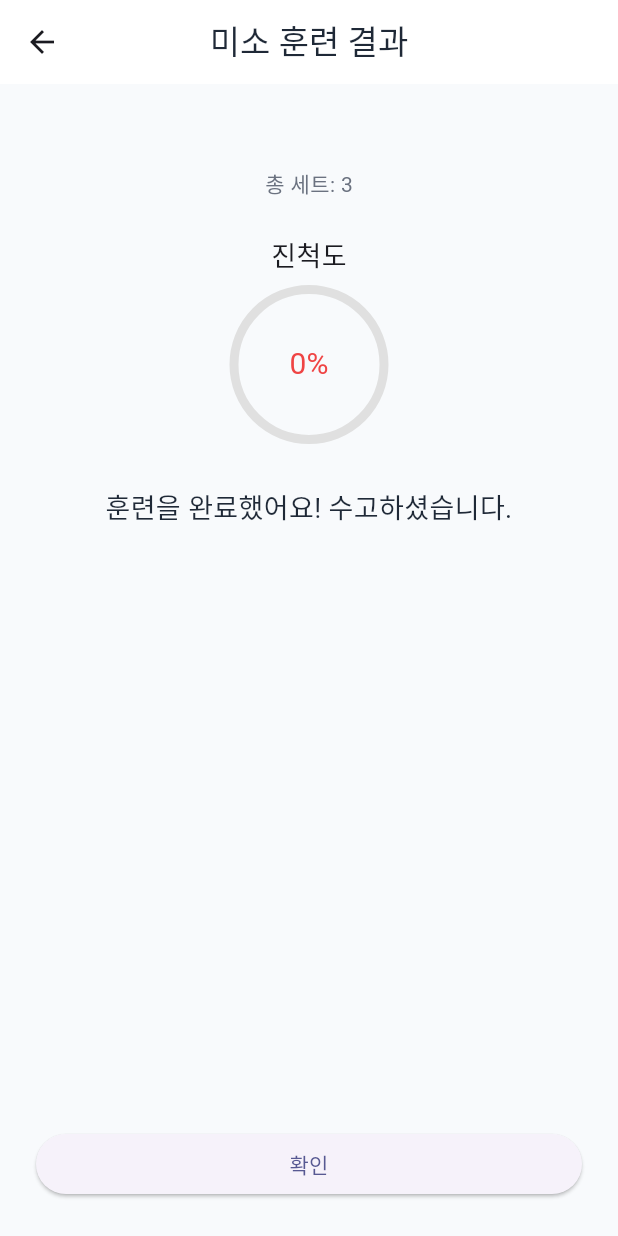
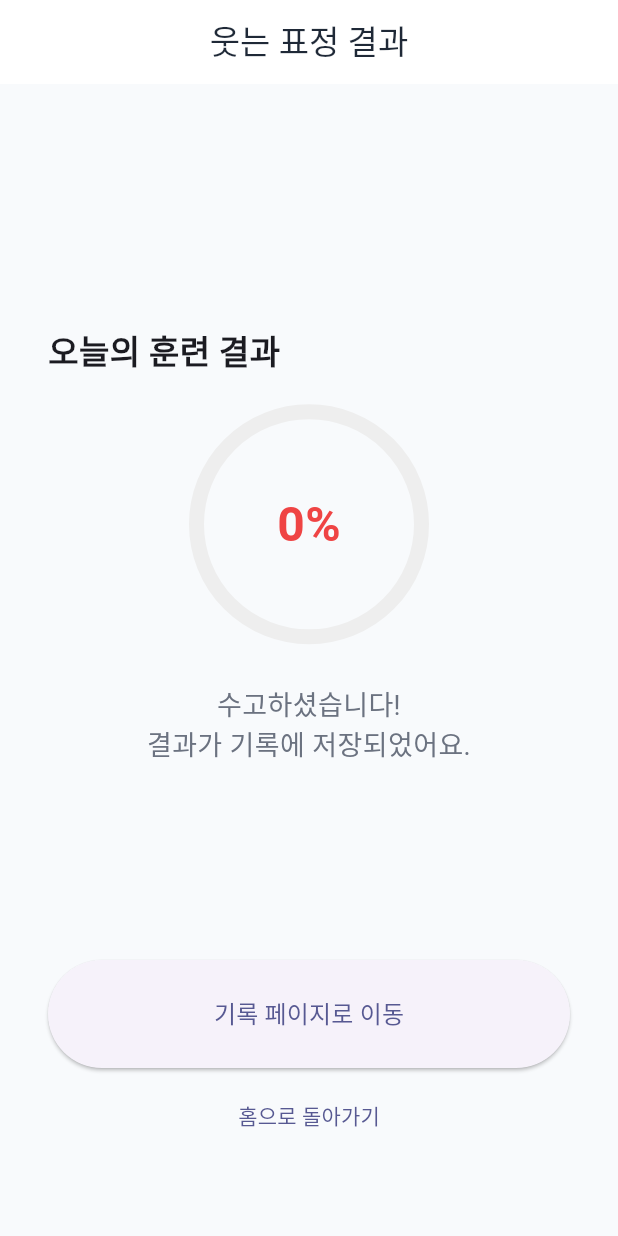
Before and after one commit to minseodaa/2025-HOPE-new, a Flutter app: the TrainingResultScreen screen opened directly with empty values, on a phone screen of 412 x 824 dp. Run offline on Flutter 3.47's test engine with Material 3 defaults, Android fonts, the phone set to English and light mode, and no system bars; our stand-ins replace camera, fl_chart, get, permission_handler, shared_preferences; missing offline and left inert: google_mlkit_commons, google_mlkit_face_detection; accounts and stored records are empty; Roboto replaces fonts that are missing (Pretendard).

Commit message:
9/3교수님피드백

```diff
--- a/lib/models/training_record.dart
+++ b/lib/models/training_record.dart
@@ -1,3 +1,5 @@
+// ## 파일: lib/models/training_record.dart ##
+
 import 'dart:convert';
 import 'package:intl/intl.dart';
 import 'expression_type.dart';
@@ -6,37 +8,34 @@ class TrainingRecord {
   final DateTime timestamp;
   final ExpressionType expressionType;
   final double score;
+  // final String? imagePath; // TODO: 나중에 이미지 캡쳐 기능 추가 시 사용
 
   TrainingRecord({
     required this.timestamp,
     required this.expressionType,
     required this.score,
+    // this.imagePath,
   });
 
+  /// 'yyyy-MM-dd' 형식의 날짜 문자열을 반환 (차트에서 날짜별 그룹핑 등에 사용)
   String get dateKey => DateFormat('yyyy-MM-dd').format(timestamp);
 
+  /// 객체를 JSON 맵으로 변환
   Map<String, dynamic> toJson() => {
-    'ts': timestamp.toIso8601String(),
-    'type': expressionType.name,
+    'timestamp': timestamp.toIso8601String(),
+    'expressionType': expressionType.name,
     'score': score,
   };
 
-  static TrainingRecord fromJson(Map<String, dynamic> json) {
+  /// JSON 맵에서 객체로 변환
+  factory TrainingRecord.fromJson(Map<String, dynamic> json) {
     return TrainingRecord(
-      timestamp: DateTime.parse(json['ts'] as String),
+      timestamp: DateTime.parse(json['timestamp']),
       expressionType: ExpressionType.values.firstWhere(
-            (e) => e.name == json['type'],
-        orElse: () => ExpressionType.neutral,
+            (e) => e.name == json['expressionType'],
+        orElse: () => ExpressionType.smile,
       ),
       score: (json['score'] as num).toDouble(),
     );
   }
-
-  static String encodeList(List<TrainingRecord> list) =>
-      jsonEncode(list.map((e) => e.toJson()).toList());
-
-  static List<TrainingRecord> decodeList(String s) {
-    final List<dynamic> arr = jsonDecode(s);
-    return arr.map((e) => TrainingRecord.fromJson(e)).toList();
-  }
 }
--- a/lib/views/history_screen.dart
+++ b/lib/views/history_screen.dart
@@ -16,7 +16,7 @@ class HistoryScreen extends StatelessWidget {
         centerTitle: true,
       ),
       body: FutureBuilder<List<TrainingRecord>>(
-        future: TrainingRecordService().loadAll(),
+        future: TrainingRecordService().getAllRecords(),
         initialData: const <TrainingRecord>[],
         builder: (context, snapshot) {
           if (snapshot.connectionState == ConnectionState.waiting) {
--- a/lib/views/training_result_screen.dart
+++ b/lib/views/training_result_screen.dart
@@ -1,116 +1,119 @@
+// ## 파일: lib/views/training_result_screen.dart ##
+
 import 'package:flutter/material.dart';
-import '../utils/constants.dart';
+import 'package:get/get.dart';
 import '../models/expression_type.dart';
 import '../models/training_record.dart';
 import '../services/training_record_service.dart';
+import '../utils/constants.dart';
+import 'training_log_screen.dart';
 
-class TrainingResultScreen extends StatelessWidget {
+class TrainingResultScreen extends StatefulWidget {
   final ExpressionType expressionType;
   final double finalScore;
-  final int totalSets;
 
   const TrainingResultScreen({
     super.key,
     required this.expressionType,
     required this.finalScore,
-    this.totalSets = 3,
   });
 
-  String _title() {
-    switch (expressionType) {
-      case ExpressionType.smile:
-        return '미소 훈련 결과';
-      case ExpressionType.sad:
-        return '슬픈 표정 훈련 결과';
-      case ExpressionType.angry:
-        return '화난 표정 훈련 결과';
-      case ExpressionType.neutral:
-        return '무표정 훈련 결과';
+  @override
+  State<TrainingResultScreen> createState() => _TrainingResultScreenState();
+}
+
+class _TrainingResultScreenState extends State<TrainingResultScreen> {
+  final TrainingRecordService _recordService = TrainingRecordService();
+
+  @override
+  void initState() {
+    super.initState();
+    // 화면이 열릴 때 훈련 기록을 자동으로 저장합니다.
+    _saveRecord();
+  }
+
+  Future<void> _saveRecord() async {
+    await _recordService.addRecord(TrainingRecord(
+      timestamp: DateTime.now(),
+      expressionType: widget.expressionType,
+      score: widget.finalScore,
+    ));
+  }
+
+  String _getTitle() {
+    switch (widget.expressionType) {
+      case ExpressionType.smile: return '웃는 표정 결과';
+      case ExpressionType.sad: return '슬픈 표정 결과';
+      case ExpressionType.angry: return '화난 표정 결과';
+      case ExpressionType.neutral: return '무표정 결과';
     }
   }
 
   @override
   Widget build(BuildContext context) {
-    final percentage = (finalScore * 100).round();
-    final Color color = finalScore >= 0.8
-        ? AppColors.success
-        : (finalScore >= 0.6 ? AppColors.accent : AppColors.error);
+    final percentage = (widget.finalScore * 100).round();
+    final color = widget.finalScore >= 0.8 ? AppColors.success : (widget.finalScore >= 0.6 ? AppColors.accent : AppColors.error);
 
     return Scaffold(
       backgroundColor: AppColors.background,
       appBar: AppBar(
-        title: Text(
-          _title(),
-          style: const TextStyle(color: AppColors.textPrimary),
-        ),
+        title: Text(_getTitle(), style: const TextStyle(color: AppColors.textPrimary)),
         backgroundColor: AppColors.surface,
         centerTitle: true,
         elevation: 0,
+        automaticallyImplyLeading: false, // 뒤로가기 버튼 제거
       ),
       body: Padding(
-        padding: const EdgeInsets.all(AppSizes.lg),
+        padding: const EdgeInsets.all(AppSizes.xl),
         child: Column(
-          crossAxisAlignment: CrossAxisAlignment.center,
+          mainAxisAlignment: MainAxisAlignment.center,
+          crossAxisAlignment: CrossAxisAlignment.stretch,
           children: [
-            const SizedBox(height: AppSizes.xl),
-            Text(
-              '총 세트: $totalSets',
-              style: const TextStyle(color: AppColors.textSecondary),
-            ),
+            const Spacer(),
+            const Text('오늘의 훈련 결과', style: TextStyle(fontSize: 22, fontWeight: FontWeight.bold)),
             const SizedBox(height: AppSizes.lg),
-            // 진척도(결과) - score_display_widget과 동일한 축소 디자인 적용
-            const Text('진척도', style: TextStyle(fontSize: 18)),
-            const SizedBox(height: 10),
             Stack(
               alignment: Alignment.center,
               children: [
                 SizedBox(
-                  width: 100,
-                  height: 100,
+                  width: 150,
+                  height: 150,
                   child: CircularProgressIndicator(
-                    value: finalScore.clamp(0.0, 1.0),
-                    strokeWidth: 6,
-                    backgroundColor: Colors.grey[300],
+                    value: widget.finalScore,
+                    strokeWidth: 10,
+                    backgroundColor: Colors.grey[200],
                     valueColor: AlwaysStoppedAnimation<Color>(color),
                   ),
                 ),
-                Text(
-                  '$percentage%',
-                  style: TextStyle(fontSize: 20, color: color),
-                ),
+                Text('$percentage%', style: TextStyle(fontSize: 32, fontWeight: FontWeight.bold, color: color)),
               ],
             ),
             const SizedBox(height: AppSizes.xl),
-            Text(
-              '훈련을 완료했어요! 수고하셨습니다.',
-              style: const TextStyle(
-                fontSize: 18,
-                color: AppColors.textPrimary,
-              ),
+            const Text(
+              '수고하셨습니다!\n결과가 기록에 저장되었어요.',
               textAlign: TextAlign.center,
-            ),
-            const SizedBox(height: AppSizes.md),
-            FutureBuilder(
-              future: TrainingRecordService().add(
-                TrainingRecord(
-                  timestamp: DateTime.now(),
-                  expressionType: expressionType,
-                  score: finalScore,
-                ),
-              ),
-              builder: (context, snapshot) {
-                return const SizedBox.shrink();
-              },
+              style: TextStyle(fontSize: 18, color: AppColors.textSecondary),
             ),
             const Spacer(),
-            SizedBox(
-              width: double.infinity,
-              child: ElevatedButton(
-                onPressed: () =>
-                    Navigator.of(context).popUntil((route) => route.isFirst),
-                child: const Text('확인'),
+            ElevatedButton(
+              onPressed: () {
+                // 상세 기록(그래프) 페이지로 이동
+                Get.to(() => TrainingLogScreen(expressionType: widget.expressionType));
+              },
+              style: ElevatedButton.styleFrom(
+                padding: const EdgeInsets.symmetric(vertical: AppSizes.lg),
               ),
+              child: const Text('기록 페이지로 이동', style: TextStyle(fontSize: 16)),
             ),
+            const SizedBox(height: AppSizes.sm),
+            TextButton(
+              onPressed: () {
+                // 훈련 선택 화면으로 돌아가기 (스택의 맨 처음으로)
+                Navigator.of(context).popUntil((route) => route.isFirst);
+              },
+              child: const Text('홈으로 돌아가기'),
+            ),
+            const SizedBox(height: AppSizes.lg),
           ],
         ),
       ),
--- a/lib/views/training_screen.dart
+++ b/lib/views/training_screen.dart
@@ -9,39 +9,9 @@ import '../models/expression_type.dart';
 import 'camera_preview_widget.dart';
 import 'score_display_widget.dart';
 import 'feedback_widget.dart';
-import 'training_log_screen.dart'; // training_log_screen.dart 대신 TrainingResultScreen을 사용한다고 가정
+import 'training_result_screen.dart'; // ## 수정: 새로 만든 결과 페이지 import ##
 
-// TrainingResultScreen이 training_log_screen.dart로 이름이 변경되었다고 가정하고 import 경로 수정
-// 만약 파일명이 다르다면 이 부분을 실제 파일명으로 수정해주세요.
-// 예: import 'training_log_screen.dart';
-
-// 임시 TrainingResultScreen 클래스 (실제 파일이 있을 경우 이 부분은 삭제)
-class TrainingResultScreen extends StatelessWidget {
-  final ExpressionType expressionType;
-  final double finalScore;
-  final int totalSets;
-
-  const TrainingResultScreen({
-    super.key,
-    required this.expressionType,
-    required this.finalScore,
-    required this.totalSets
-  });
-
-  @override
-  Widget build(BuildContext context) {
-    return Scaffold(
-      appBar: AppBar(title: const Text("훈련 결과")),
-      body: Center(
-        child: Text(
-          '훈련 완료!\n표정: $expressionType\n점수: ${(finalScore * 100).toStringAsFixed(1)}%',
-          textAlign: TextAlign.center,
-        ),
-      ),
-    );
-  }
-}
-
+// ## 삭제: 파일 내부에 있던 임시 TrainingResultScreen 클래스 제거 ##
 
 enum _SessionPhase { idle, training, rest, done }
 
@@ -155,7 +125,7 @@ class _TrainingScreenState extends State<TrainingScreen> {
         _cameraController.setSessionActive(false);
         _cameraController.setSessionRest(false);
         _showInfo('훈련 완료! 수고하셨어요 👍', bg: AppColors.success);
-        // 결과 화면으로 이동
+
         final double finalScore;
         switch (widget.expressionType) {
           case ExpressionType.smile:
@@ -175,11 +145,10 @@ class _TrainingScreenState extends State<TrainingScreen> {
           _navigatedToResult = true;
           WidgetsBinding.instance.addPostFrameCallback((_) {
             if (!mounted) return;
-            // Get.to()를 사용하여 페이지 이동
-            Get.to(() => TrainingResultScreen(
+            // ## 수정: '당일 결과' 페이지로 이동 ##
+            Get.off(() => TrainingResultScreen( // Get.off()로 현재 훈련 화면은 닫음
               expressionType: widget.expressionType,
               finalScore: finalScore,
-              totalSets: _totalSets,
             ));
           });
         }
@@ -298,14 +267,13 @@ class _TrainingScreenState extends State<TrainingScreen> {
               ),
             ),
           ),
-          // ## 수정: 하단 UI 영역 ##
           Expanded(
             flex: 2,
             child: Container(
               margin: const EdgeInsets.all(AppSizes.md),
-              child: SingleChildScrollView( // ## 추가: 스크롤 가능하도록 변경
+              child: SingleChildScrollView(
                 child: Column(
-                  mainAxisAlignment: MainAxisAlignment.center, // ## 추가: 가운데 정렬
+                  mainAxisAlignment: MainAxisAlignment.center,
                   children: [
                     Obx(() {
                       final double score;
@@ -362,7 +330,6 @@ class _TrainingScreenState extends State<TrainingScreen> {
                       ),
                       child: Text(_isTraining ? '훈련 중지' : '훈련 시작'),
                     ),
-                    // const Spacer(), // ## 삭제: Spacer 제거
                   ],
                 ),
               ),
--- a/pubspec.yaml
+++ b/pubspec.yaml
@@ -28,6 +28,8 @@ environment:
 # the latest version available on pub.dev. To see which dependencies have newer
 # versions available, run `flutter pub outdated`.
 dependencies:
+  fl_chart: ^0.68.0
+
   flutter:
     sdk: flutter
 
@@ -55,6 +57,7 @@ dependencies:
 
   # 날짜 포맷
   intl: ^0.19.0
+
 
 dev_dependencies:
   flutter_test:
```
Also changed, not shown: lib/controllers/camera_controller.dart (+40 -18 lines), lib/services/training_record_service.dart (+46 -13 lines), lib/views/training_log_screen.dart (+124 -169 lines), pubspec.lock.
